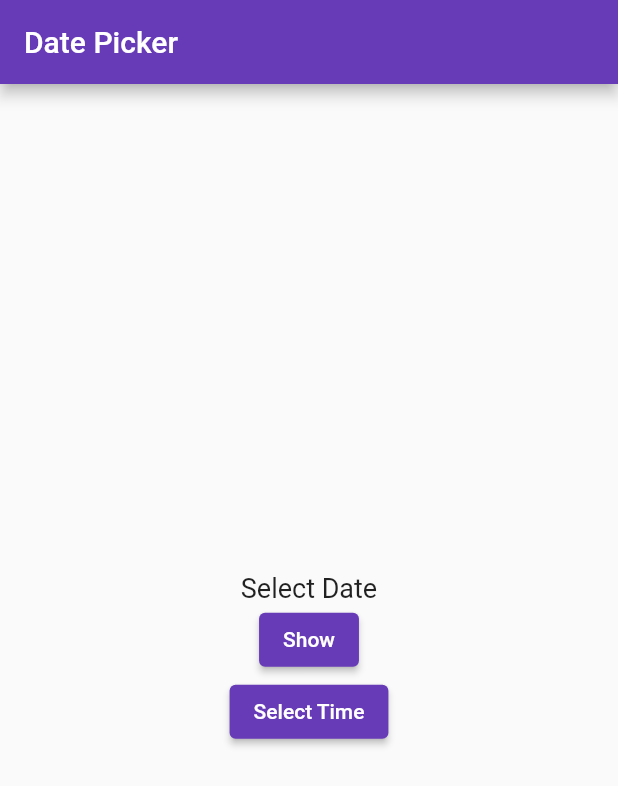
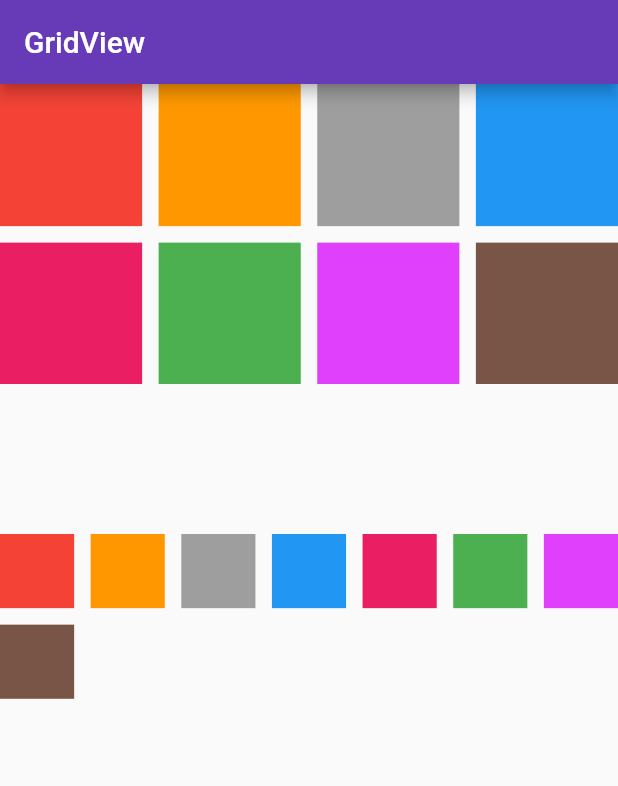
Before and after one commit to kotdroidA/my_app, a Flutter app: the screen it shows after launch, on a phone screen of 412 x 824 dp. Shown: the top 786 px of the screen. Run offline on Flutter 3.47's test engine with Material 2 defaults, Android fonts, the phone set to English and light mode, and no system bars.

Commit message:
GridView extent, GridView Count

```diff
--- a/lib/main.dart
+++ b/lib/main.dart
@@ -48,49 +48,58 @@ var passText=TextEditingController();
   @override
   Widget build(BuildContext context) {
   var arrName = ['Raman','Ramnaujan','jemes','john','Ronit','Vinayak','virat',];
-  var time=DateTime.now();
+  var arrColors = [Colors.red,Colors.orange,Colors.grey,Colors.blue,Colors.pink,Colors.green,Colors.purpleAccent,Colors.brown];
+
     return Scaffold(
       appBar: AppBar(
 
-        title: Text('Date Picker',style:TextStyle(fontSize: 20),)
+        title: Text('GridView',style:TextStyle(fontSize: 20),)
       ),
-      body:Center(
-        child: Column(
-          mainAxisAlignment: MainAxisAlignment.center,
-          children: [
-            Text('Select Date',style: TextStyle(fontSize: 18)
+      body:Column(
+        children: [
+          Container(
+            height: 200,
+            child: GridView.count(
+              crossAxisCount: 4,
+              crossAxisSpacing: 11,
+              mainAxisSpacing: 11,
+              children: [
+                Container(color: arrColors[0],),
+                Container(color: arrColors[1],),
+                Container(color: arrColors[2],),
+                Container(color: arrColors[3],),
+                Container(color: arrColors[4],),
+                Container(color: arrColors[5],),
+                Container(color: arrColors[6],),
+                Container(color: arrColors[7],)
+              ],
             ),
-            ElevatedButton(onPressed: () async {
-              DateTime? datePicked= await showDatePicker(
-                  context: context,
-                  initialDate: DateTime.now(),
-                  firstDate: DateTime(2021),
-                  lastDate: DateTime(2025),
-              );
+          ),
+          Container(
+            height: 100,
+          ),
+          Container(
+            height: 200 ,
+            child: GridView.extent(
+              maxCrossAxisExtent: 50,
+              crossAxisSpacing: 11,
+              mainAxisSpacing: 11,
+              children: [
+                Container(color: arrColors[0],),
+                Container(color: arrColors[1],),
+                Container(color: arrColors[2],),
+                Container(color: arrColors[3],),
+                Container(color: arrColors[4],),
+                Container(color: arrColors[5],),
+                Container(color: arrColors[6],),
+                Container(color: arrColors[7],)
+              ],
+            ),
+          ),
 
+        ],
+      )
 
-                if(datePicked!=null){
-                  print('Date Selected: ${datePicked.day}-${datePicked.month}-${datePicked.year}');
-               }
-
-            }, child: Text('Show')
-            ),
-            ElevatedButton(
-              onPressed: () async {
-                TimeOfDay? pickedTime= await showTimePicker(
-                    context: context,
-                    initialTime: TimeOfDay.now(),
-                    initialEntryMode: TimePickerEntryMode.input
-                );
-                if(pickedTime!=null){
-                  print('Time Selected:${pickedTime.hour}:${pickedTime.minute}');
-                }
-              },
-              child: Text('Select Time'),
-            )
-          ],
-        ),
-      )
     );
 
 
```
